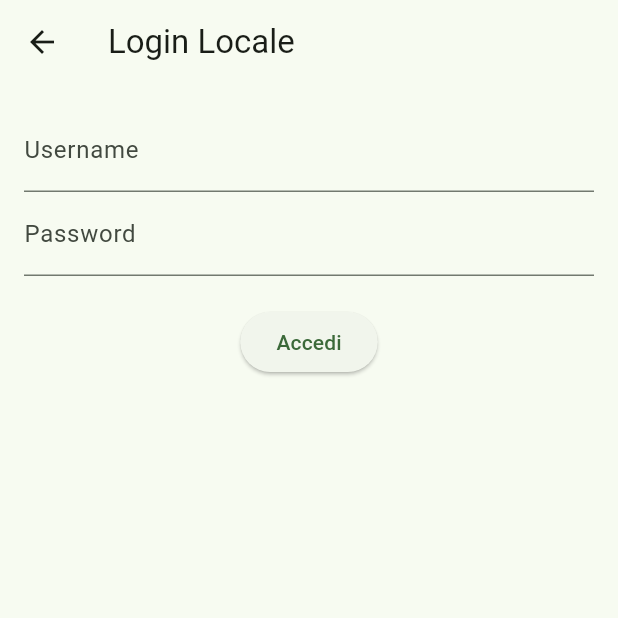
After one commit to elhuasosapo/FreeMapReview, a Flutter app: the screen it shows after launch, after a tap on the "login" icon, on a phone screen of 412 x 824 dp, the top half of it. The commit adds this screen. Run offline on Flutter 3.47's test engine with Material 3 defaults, Android fonts, the light colour scheme and no system bars; our stand-ins replace flutter_map, flutter_riverpod, geolocator, go_router, image_picker, latlong2 and 1 more; missing offline and left inert: osm_nominatim; accounts and stored records are empty; statements that could not run were skipped.

Commit message:
modifiche in location settings,autorizzazioni locali e salvataggio su db locale

```diff
--- a/lib/main.dart
+++ b/lib/main.dart
@@ -1,4 +1,5 @@
 import 'package:flutter/material.dart';
+import 'package:flutter/services.dart';
 import 'package:flutter_riverpod/flutter_riverpod.dart';
 import 'package:supabase_flutter/supabase_flutter.dart';
 import 'package:go_router/go_router.dart';
@@ -8,6 +9,7 @@ import 'screens/map_screen.dart';
 import 'screens/location_detail_screen.dart';
 import 'screens/add_review_screen.dart';
 import 'screens/add_location_screen.dart';
+import 'screens/local_login_screen.dart';
 
 Future<void> main() async {
   WidgetsFlutterBinding.ensureInitialized();
@@ -17,6 +19,8 @@ Future<void> main() async {
     publishableKey: AppConstants.supabaseAnonKey,
   );
 
+  SystemChrome.setEnabledSystemUIMode(SystemUiMode.immersiveSticky);
+
   runApp(const ProviderScope(child: FreeMapReviewApp()));
 }
 
@@ -25,6 +29,10 @@ final GoRouter router = GoRouter(
     GoRoute(
       path: '/',
       builder: (_, __) => const MapScreen(),
+    ),
+    GoRoute(
+      path: '/login-local',
+      builder: (_, __) => const LocalLoginScreen(),
     ),
     GoRoute(
       path: '/location/:id',
--- /dev/null
+++ b/lib/providers/local_auth_provider.dart
@@ -0,0 +1,10 @@
+import 'package:flutter_riverpod/flutter_riverpod.dart';
+import '../services/local_database_service.dart';
+
+final localDatabaseServiceProvider = Provider<LocalDatabaseService>((ref) {
+  return LocalDatabaseService();
+});
+
+final localAuthProvider = StateProvider<bool>((ref) => false);
+
+final localUserProvider = StateProvider<String?>((ref) => null);
--- /dev/null
+++ b/lib/screens/local_login_screen.dart
@@ -0,0 +1,49 @@
+import 'package:flutter/material.dart';
+import 'package:flutter_riverpod/flutter_riverpod.dart';
+import '../providers/local_auth_provider.dart';
+
+class LocalLoginScreen extends ConsumerWidget {
+  const LocalLoginScreen({super.key});
+
+  @override
+  Widget build(BuildContext context, WidgetRef ref) {
+    final usernameController = TextEditingController();
+    final passwordController = TextEditingController();
+
+    return Scaffold(
+      appBar: AppBar(title: const Text('Login Locale')),
+      body: Padding(
+        padding: const EdgeInsets.all(16),
+        child: Column(
+          children: [
+            TextField(
+              controller: usernameController,
+              decoration: const InputDecoration(labelText: 'Username'),
+            ),
+            TextField(
+              controller: passwordController,
+              decoration: const InputDecoration(labelText: 'Password'),
+              obscureText: true,
+            ),
+            const SizedBox(height: 20),
+            ElevatedButton(
+              onPressed: () {
+                if (usernameController.text == 'admin' &&
+                    passwordController.text == '0000') {
+                  ref.read(localAuthProvider.notifier).state = true;
+                  ref.read(localUserProvider.notifier).state = 'admin';
+                  Navigator.of(context).pop();
+                } else {
+                  ScaffoldMessenger.of(context).showSnackBar(
+                    const SnackBar(content: Text('Credenziali non valide')),
+                  );
+                }
+              },
+              child: const Text('Accedi'),
+            ),
+          ],
+        ),
+      ),
+    );
+  }
+}
--- a/lib/screens/map_screen.dart
+++ b/lib/screens/map_screen.dart
@@ -5,12 +5,14 @@ import 'package:flutter_riverpod/flutter_riverpod.dart';
 import '../config/constants.dart';
 import '../models/location.dart';
 import '../providers/auth_provider.dart';
+import '../providers/local_auth_provider.dart';
 import '../providers/location_provider.dart';
 import '../providers/service_provider.dart';
 import '../widgets/custom_map_marker.dart';
 import '../widgets/review_card.dart';
 import 'location_detail_screen.dart';
 import 'filter_search_sheet.dart';
+import 'local_login_screen.dart';
 
 class MapScreen extends ConsumerStatefulWidget {
   const MapScreen({super.key});
@@ -30,6 +32,7 @@ class _MapScreenState extends ConsumerState<MapScreen> {
   Widget build(BuildContext context) {
     final theme = Theme.of(context);
     final isAuthenticated = ref.watch(isAuthenticatedProvider);
+    final isLocalAuth = ref.watch(localAuthProvider);
 
     return Scaffold(
       body: Stack(
@@ -72,6 +75,9 @@ class _MapScreenState extends ConsumerState<MapScreen> {
                        ),
                      ],
                    ),
+                   child: Row(
+                     children: [
+                       Expanded(
                          child: TextField(
                            decoration: InputDecoration(
                              hintText: 'Cerca luoghi...',
@@ -83,6 +89,19 @@ class _MapScreenState extends ConsumerState<MapScreen> {
                              setState(() => _searchQuery = query);
                              _loadFilteredLocations();
                            },
+                         ),
+                       ),
+                       if (!isLocalAuth && !isAuthenticated)
+                         IconButton(
+                           onPressed: () {
+                             Navigator.of(context).push(
+                               MaterialPageRoute(builder: (_) => const LocalLoginScreen()),
+                             );
+                           },
+                           icon: const Icon(Icons.login),
+                           tooltip: 'Login Locale',
+                         ),
+                     ],
                    ),
                  ),
                 const SizedBox(height: 8),
@@ -147,18 +166,25 @@ class _MapScreenState extends ConsumerState<MapScreen> {
     final asyncLocations = ref.read(locationsProvider);
 
     asyncLocations.when(
-      data: (allLocations) {
+      data: (allLocations) async {
+        var combinedLocations = List<Location>.from(allLocations);
+        if (combinedLocations.isEmpty && ref.read(localAuthProvider)) {
+          final localLocations = await ref.read(localDatabaseServiceProvider).getLocalLocations();
+          combinedLocations = [...combinedLocations, ...localLocations];
+        }
         final filter = LocationFilter(
           categories: _selectedCategories,
           query: _searchQuery,
         );
-        final filteredLocations = filter.filter(allLocations);
+        final filteredLocations = filter.filter(combinedLocations);
+        if (mounted) {
           setState(() {
             _markers.clear();
             for (final location in filteredLocations) {
               _markers.add(_createMarker(location));
             }
           });
+        }
       },
       loading: () {},
       error: (_, __) {},
--- a/pubspec.yaml
+++ b/pubspec.yaml
@@ -24,6 +24,7 @@ dependencies:
   path_provider: ^2.1.0
   geolocator: ^10.1.0
   permission_handler: ^11.0.0
+  uuid: ^4.0.0
 
 dev_dependencies:
   flutter_test:
```
Also changed, not shown: lib/screens/add_location_screen.dart (+15 -4 lines), lib/screens/add_review_screen.dart (+13 -3 lines), lib/screens/filter_search_sheet.dart (+20 -7 lines), lib/services/local_database_service.dart (added, +131 -0 lines), pubspec.lock, 1 other file. Lines whose indentation alone changed are shown as unchanged.
